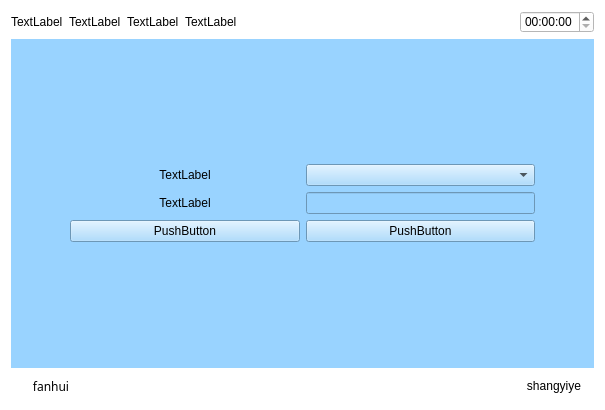
Before: the Qt Designer form WeighSensor/page1.ui in xsw258x2s5w8/WeightSensor, drawn with Qt 5.
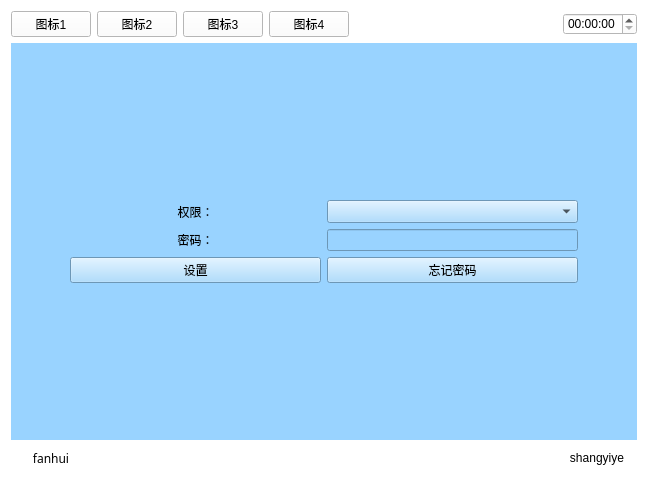
After: the same form once the commit is applied.

What changed in the file:
```diff
--- a/WeighSensor/page1.ui
+++ b/WeighSensor/page1.ui
@@ -6,8 +6,8 @@
    <rect>
     <x>0</x>
     <y>0</y>
-    <width>605</width>
-    <height>410</height>
+    <width>648</width>
+    <height>482</height>
    </rect>
   </property>
   <property name="windowTitle">
@@ -20,30 +20,30 @@
    <item>
     <layout class="QHBoxLayout" name="horizontalLayout_6">
      <item>
-      <widget class="QLabel" name="label_18">
+      <widget class="QPushButton" name="pushButton_4">
        <property name="text">
-        <string>TextLabel</string>
+        <string>图标1</string>
        </property>
       </widget>
      </item>
      <item>
-      <widget class="QLabel" name="label_19">
+      <widget class="QPushButton" name="pushButton_6">
        <property name="text">
-        <string>TextLabel</string>
+        <string>图标2</string>
        </property>
       </widget>
      </item>
      <item>
-      <widget class="QLabel" name="label_20">
+      <widget class="QPushButton" name="pushButton_5">
        <property name="text">
-        <string>TextLabel</string>
+        <string>图标3</string>
        </property>
       </widget>
      </item>
      <item>
-      <widget class="QLabel" name="label_21">
+      <widget class="QPushButton" name="pushButton_3">
        <property name="text">
-        <string>TextLabel</string>
+        <string>图标4</string>
        </property>
       </widget>
      </item>
@@ -90,7 +90,7 @@
           <item>
            <widget class="QLabel" name="label">
             <property name="text">
-             <string>TextLabel</string>
+             <string>权限：</string>
             </property>
             <property name="alignment">
              <set>Qt::AlignCenter</set>
@@ -98,7 +98,18 @@
            </widget>
           </item>
           <item>
-           <widget class="QComboBox" name="comboBox">
+           <widget class="QComboBox" name="permissionComboBox">
+            <property name="font">
+             <font>
+              <family>Bitstream Charter</family>
+             </font>
+            </property>
+            <property name="autoFillBackground">
+             <bool>false</bool>
+            </property>
+            <property name="editable">
+             <bool>false</bool>
+            </property>
             <property name="currentIndex">
              <number>-1</number>
             </property>
@@ -117,7 +128,7 @@
              <enum>Qt::LeftToRight</enum>
             </property>
             <property name="text">
-             <string>TextLabel</string>
+             <string>密码：</string>
             </property>
             <property name="alignment">
              <set>Qt::AlignCenter</set>
@@ -141,14 +152,14 @@
           <item>
            <widget class="QPushButton" name="pushButton">
             <property name="text">
-             <string>PushButton</string>
+             <string>设置</string>
             </property>
            </widget>
           </item>
           <item>
            <widget class="QPushButton" name="pushButton_2">
             <property name="text">
-             <string>PushButton</string>
+             <string>忘记密码</string>
             </property>
            </widget>
           </item>
```
